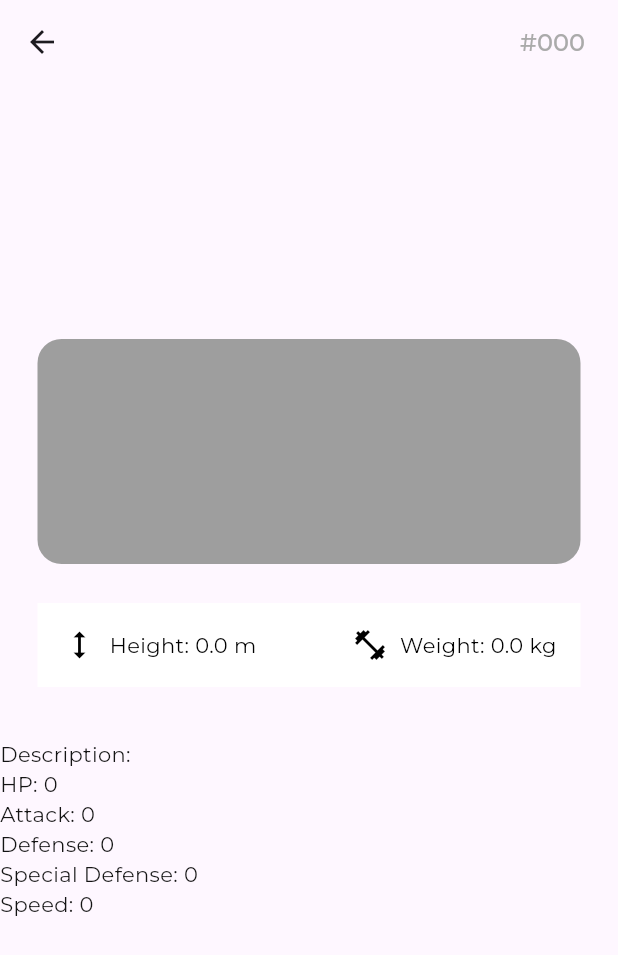
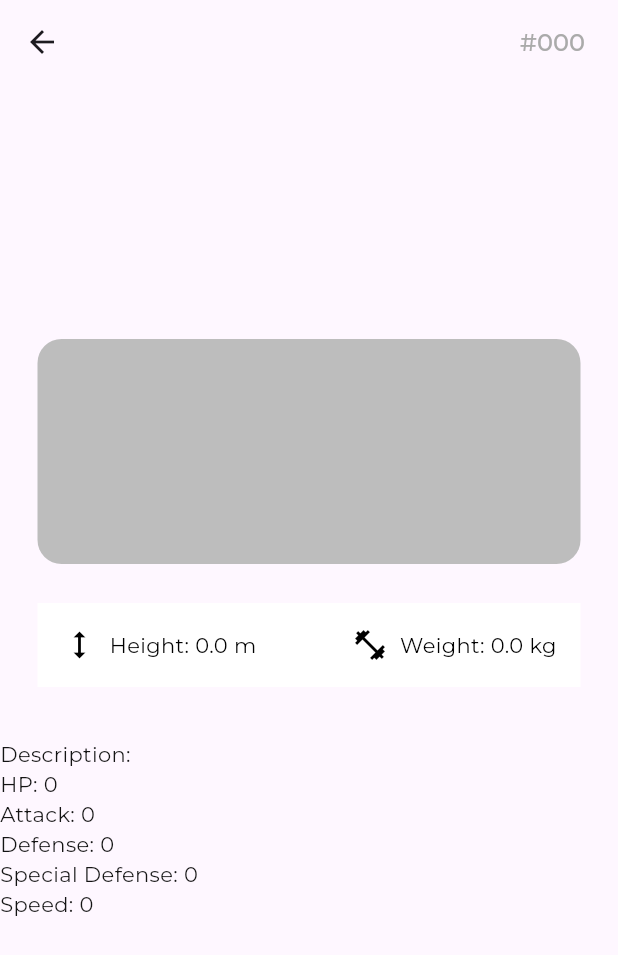
Before and after one commit to mxflrs/poke-bc, a Flutter app: the DetailScreen screen opened directly with empty values, on a phone screen of 412 x 824 dp. Shown: the top 955 px of the screen. Run offline on Flutter 3.47's test engine with Material 3 defaults, Android fonts, the phone set to English and light mode, and no system bars; our stand-ins replace cached_network_image, dio, google_fonts; network calls fail.

```diff
--- a/lib/screens/detail_screen.dart
+++ b/lib/screens/detail_screen.dart
@@ -13,7 +13,7 @@ class DetailScreen extends StatelessWidget {
   @override
   Widget build(BuildContext context) {
     final primaryType = pokemon.types.isNotEmpty ? pokemon.types[0] : 'normal';
-    final typeColor = PokemonColors.getTypeColor(primaryType);
+    final typeColor = PokemonColors.getTypeColor(primaryType, shade: 400);
 
     return Scaffold(
       appBar: AppBar(
@@ -66,7 +66,7 @@ class DetailScreen extends StatelessWidget {
 
               if (pokemon.imageUrl.isNotEmpty)
                 Positioned(
-                  top: -200,
+                  top: -190,
                   left: 0,
                   right: 0,
                   child: Column(
@@ -80,6 +80,7 @@ class DetailScreen extends StatelessWidget {
                           ),
                         ),
                       ),
+                      SizedBox(height: 2,),
                       PokemonTypeChips(types: pokemon.types),
                     ],
                   ),
--- a/lib/theme/app_colors.dart
+++ b/lib/theme/app_colors.dart
@@ -34,4 +34,7 @@ class AppColors {
   // Greens
   static const Color mintGreen = Color(0xFF65D498);
   static const Color forestGreen = Color(0xFF009444);
+
+  // Browns
+  static const Color brown = Colors.brown;
 }
--- a/lib/theme/pokemon_colors.dart
+++ b/lib/theme/pokemon_colors.dart
@@ -1,44 +1,68 @@
 import 'package:flutter/material.dart';
 
 class PokemonColors {
-  static Color getTypeColor(String type) {
+  static Color getTypeColor(String type, {int? shade}) {
     switch (type) {
       case 'fire':
-        return Colors.red;
+        return (shade != null ? Colors.red[shade] : Colors.red[600]) ??
+            Colors.red;
       case 'water':
-        return Colors.blue;
+        return (shade != null ? Colors.blue[shade] : Colors.blue[500]) ??
+            Colors.blue;
       case 'grass':
-        return Colors.green;
+        return (shade != null ? Colors.green[shade] : Colors.green[400]) ??
+            Colors.green;
       case 'electric':
-        return Colors.yellow;
+        return (shade != null ? Colors.yellow[shade] : Colors.yellow[700]) ??
+            Colors.yellow;
       case 'poison':
-        return Colors.purple;
+        return (shade != null ? Colors.purple[shade] : Colors.purple[300]) ??
+            Colors.purple;
       case 'flying':
-        return Colors.lightBlue;
+        return (shade != null ? Colors.blue[shade] : Colors.blue[200]) ??
+            Colors.lightBlue;
       case 'bug':
-        return Colors.lightGreen;
+        return (shade != null ? Colors.green[shade] : Colors.green[600]) ??
+            Colors.lightGreen;
       case 'normal':
-        return Colors.grey;
+        return (shade != null ? Colors.grey[shade] : Colors.grey[500]) ??
+            Colors.grey;
       case 'ground':
-        return Colors.brown;
+        return (shade != null ? Colors.brown[shade] : Colors.brown[400]) ??
+            Colors.brown;
       case 'fairy':
-        return Colors.pink;
+        return (shade != null ? Colors.pink[shade] : Colors.pink[300]) ??
+            Colors.pink;
       case 'fighting':
-        return Colors.orange;
+        return (shade != null ? Colors.orange[shade] : Colors.orange[800]) ??
+            Colors.orange;
       case 'psychic':
-        return Colors.purpleAccent;
+        return (shade != null
+                ? Colors.purpleAccent[shade]
+                : Colors.purpleAccent[700]) ??
+            Colors.purpleAccent;
       case 'rock':
-        return Colors.brown.shade700;
+        return (shade != null ? Colors.brown[shade] : Colors.brown[700]) ??
+            Colors.brown;
       case 'steel':
-        return Colors.blueGrey;
+        return (shade != null
+                ? Colors.blueGrey[shade]
+                : Colors.blueGrey[500]) ??
+            Colors.blueGrey;
       case 'ice':
-        return Colors.cyan;
+        return (shade != null ? Colors.cyan[shade] : Colors.cyan[300]) ??
+            Colors.cyan;
       case 'ghost':
-        return Colors.deepPurple;
+        return (shade != null
+                ? Colors.deepPurple[shade]
+                : Colors.deepPurple[400]) ??
+            Colors.deepPurple;
       case 'dragon':
-        return Colors.indigo;
+        return (shade != null ? Colors.indigo[shade] : Colors.indigo[700]) ??
+            Colors.indigo;
       default:
-        return Colors.grey;
+        return (shade != null ? Colors.grey[shade] : Colors.grey[400]) ??
+            Colors.grey;
     }
   }
 }
```
Also changed, not shown: lib/widgets/pokemon_capsules.dart (deleted, +0 -38 lines), lib/widgets/pokemon_chips.dart (+19 -13 lines).
